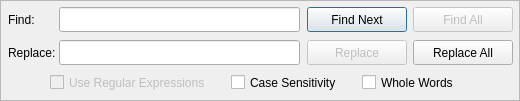
Before: the Qt Designer form src/searchwidget.ui in GAMS-dev/studio, drawn with Qt 5.
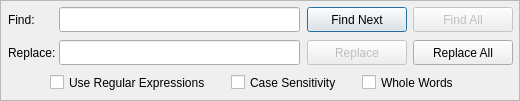
After: the same form once the commit is applied.

Commit message: added search backwards functionality (Shift+F3)

What changed in the file:
```diff
--- a/src/searchwidget.ui
+++ b/src/searchwidget.ui
@@ -149,7 +149,7 @@
   </widget>
   <widget class="QCheckBox" name="cb_regex">
    <property name="enabled">
-    <bool>false</bool>
+    <bool>true</bool>
    </property>
    <property name="geometry">
     <rect>
```
The commit also changes 2 other files.
